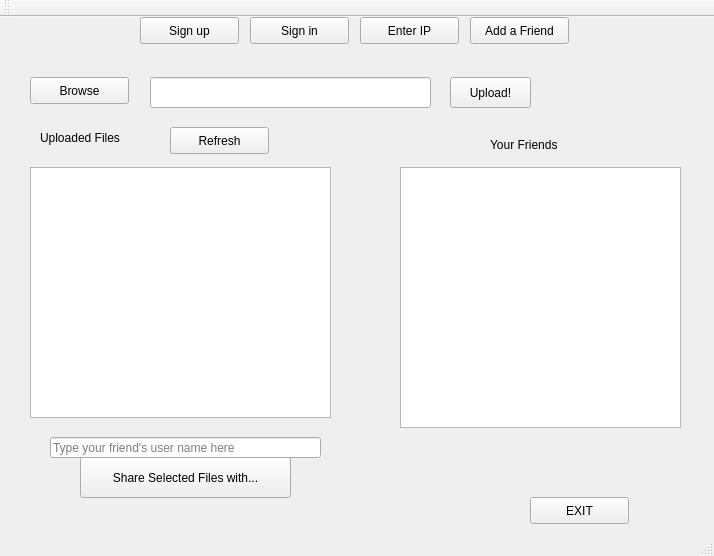
The window that sharefileclient/mainwindow.ui (taragu/sharefile) describes before a commit, drawn with Qt 5.
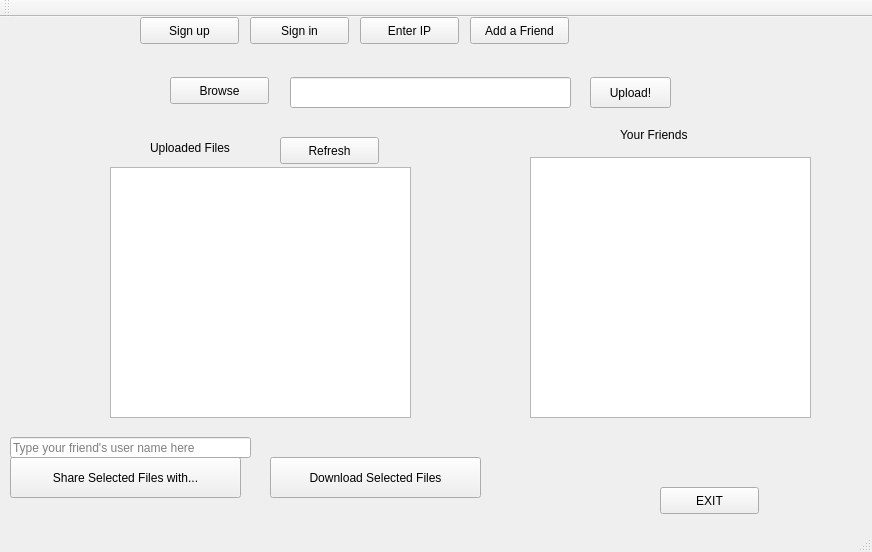
The same window after the commit.

Commit message: add download button; it's working

Patch:
```diff
--- a/sharefileclient/mainwindow.ui
+++ b/sharefileclient/mainwindow.ui
@@ -6,8 +6,8 @@
    <rect>
     <x>0</x>
     <y>0</y>
-    <width>714</width>
-    <height>556</height>
+    <width>872</width>
+    <height>552</height>
    </rect>
   </property>
   <property name="windowTitle">
@@ -17,8 +17,8 @@
    <widget class="QLabel" name="label_3">
     <property name="geometry">
      <rect>
-      <x>40</x>
-      <y>110</y>
+      <x>150</x>
+      <y>120</y>
       <width>131</width>
       <height>21</height>
      </rect>
@@ -30,7 +30,7 @@
    <widget class="QListWidget" name="serverfiles_list">
     <property name="geometry">
      <rect>
-      <x>30</x>
+      <x>110</x>
       <y>150</y>
       <width>301</width>
       <height>251</height>
@@ -40,7 +40,7 @@
    <widget class="QPushButton" name="upload_button">
     <property name="geometry">
      <rect>
-      <x>450</x>
+      <x>590</x>
       <y>60</y>
       <width>81</width>
       <height>31</height>
@@ -105,9 +105,9 @@
    <widget class="QPushButton" name="sharefile_button">
     <property name="geometry">
      <rect>
-      <x>80</x>
+      <x>10</x>
       <y>440</y>
-      <width>211</width>
+      <width>231</width>
       <height>41</height>
      </rect>
     </property>
@@ -118,7 +118,7 @@
    <widget class="QLineEdit" name="browse_path_lineedit">
     <property name="geometry">
      <rect>
-      <x>150</x>
+      <x>290</x>
       <y>60</y>
       <width>281</width>
       <height>31</height>
@@ -128,7 +128,7 @@
    <widget class="QPushButton" name="browse_button">
     <property name="geometry">
      <rect>
-      <x>30</x>
+      <x>170</x>
       <y>60</y>
       <width>99</width>
       <height>27</height>
@@ -141,8 +141,8 @@
    <widget class="QListWidget" name="listWidget">
     <property name="geometry">
      <rect>
-      <x>400</x>
-      <y>150</y>
+      <x>530</x>
+      <y>140</y>
       <width>281</width>
       <height>261</height>
      </rect>
@@ -151,8 +151,8 @@
    <widget class="QLabel" name="label_2">
     <property name="geometry">
      <rect>
-      <x>490</x>
-      <y>120</y>
+      <x>620</x>
+      <y>110</y>
       <width>111</width>
       <height>16</height>
      </rect>
@@ -164,8 +164,8 @@
    <widget class="QPushButton" name="exit_button">
     <property name="geometry">
      <rect>
-      <x>530</x>
-      <y>480</y>
+      <x>660</x>
+      <y>470</y>
       <width>99</width>
       <height>27</height>
      </rect>
@@ -177,9 +177,9 @@
    <widget class="QLineEdit" name="friend_lineedit">
     <property name="geometry">
      <rect>
-      <x>50</x>
+      <x>10</x>
       <y>420</y>
-      <width>271</width>
+      <width>241</width>
       <height>21</height>
      </rect>
     </property>
@@ -190,8 +190,8 @@
    <widget class="QPushButton" name="refresh_button">
     <property name="geometry">
      <rect>
-      <x>170</x>
-      <y>110</y>
+      <x>280</x>
+      <y>120</y>
       <width>99</width>
       <height>27</height>
      </rect>
@@ -200,6 +200,19 @@
      <string>Refresh</string>
     </property>
    </widget>
+   <widget class="QPushButton" name="download_button">
+    <property name="geometry">
+     <rect>
+      <x>270</x>
+      <y>440</y>
+      <width>211</width>
+      <height>41</height>
+     </rect>
+    </property>
+    <property name="text">
+     <string>Download Selected Files</string>
+    </property>
+   </widget>
   </widget>
   <widget class="QToolBar" name="mainToolBar">
    <attribute name="toolBarArea">
```
The commit also changes 15 other files.
